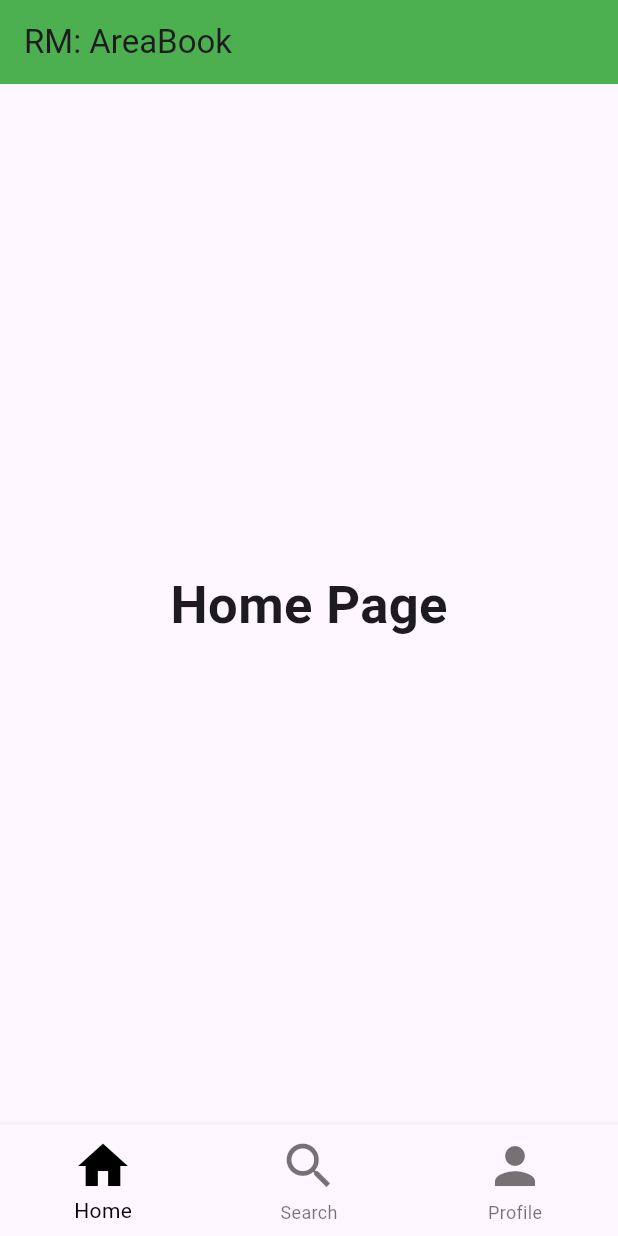
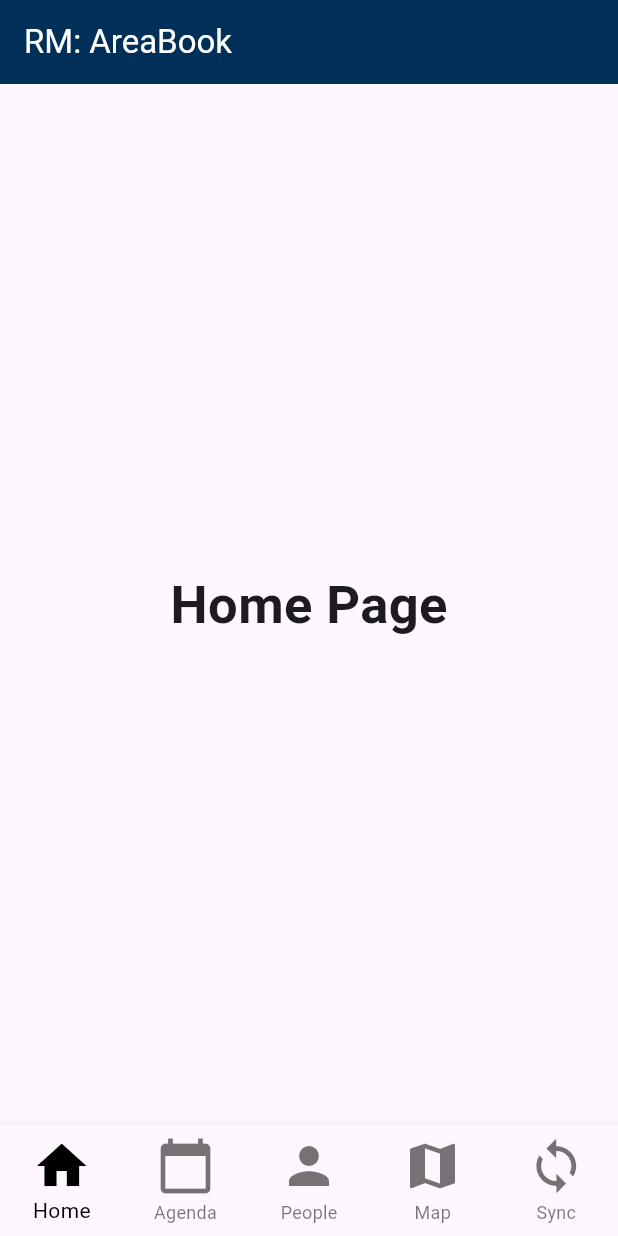
Before and after one commit to MartinPlusPlus/RM-AreaBook, a Flutter app: the screen it shows after launch, on a phone screen of 412 x 824 dp. Run offline on Flutter 3.47's test engine with Material 3 defaults, Android fonts, the light colour scheme and no system bars.

Commit message:
added all navbar elements

```diff
--- a/lib/main.dart
+++ b/lib/main.dart
@@ -11,7 +11,7 @@ class RM_AreaBook extends StatelessWidget {
 
   @override
   Widget build(BuildContext context) {
-    return MaterialApp(
+    return const MaterialApp(
       home: NavBar(),
     );
   }
@@ -28,8 +28,10 @@ class _NavBarState extends State<NavBar> {
   int _selectedIndex = 0;
   static const List<Widget> _widgetOptions = <Widget>[
     Text('Home Page', style: TextStyle(fontSize: 35, fontWeight: FontWeight.bold)),
-    Text('Search Page', style: TextStyle(fontSize: 35, fontWeight: FontWeight.bold)),
-    Text('Profile Page', style: TextStyle(fontSize: 35, fontWeight: FontWeight.bold)),
+    Text('Agenda Page', style: TextStyle(fontSize: 35, fontWeight: FontWeight.bold)),
+    Text('People Page', style: TextStyle(fontSize: 35, fontWeight: FontWeight.bold)),
+    Text('Map', style: TextStyle(fontSize: 35, fontWeight: FontWeight.bold)),
+    Text('Sync Page', style: TextStyle(fontSize: 35, fontWeight: FontWeight.bold)),
   ];
 
   void _onItemTapped(int index) {
@@ -42,8 +44,8 @@ class _NavBarState extends State<NavBar> {
   Widget build(BuildContext context) {
     return Scaffold(
       appBar: AppBar(
-        title: const Text('RM: AreaBook'),
-        backgroundColor: Colors.green,
+        title: const Text('RM: AreaBook', style: TextStyle(color: Colors.white)),
+        backgroundColor: const Color.fromARGB(255, 0, 48, 87),
       ),
 
       body: Center(
@@ -59,14 +61,26 @@ class _NavBarState extends State<NavBar> {
           ),
 
           BottomNavigationBarItem(
-            icon: Icon(Icons.search),
-            label: 'Search',
+            icon: Icon(Icons.calendar_today),
+            label: 'Agenda',
             backgroundColor: Colors.yellow
           ),
 
           BottomNavigationBarItem(
             icon: Icon(Icons.person),
-            label: 'Profile',
+            label: 'People',
+            backgroundColor: Colors.blue
+          ),
+
+          BottomNavigationBarItem(
+            icon: Icon(Icons.map),
+            label: 'Map',
+            backgroundColor: Colors.blue
+          ),
+
+          BottomNavigationBarItem(
+            icon: Icon(Icons.sync),
+            label: 'Sync',
             backgroundColor: Colors.blue
           ),
         ],
```
Also changed, not shown: pubspec.lock.
